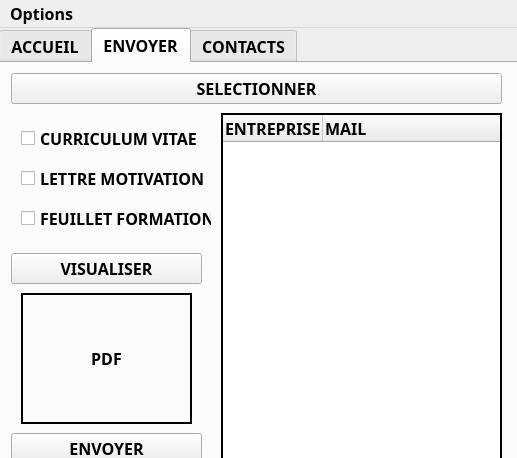
Old version of the form ui/uiMainWindow.ui in the repository LavLab/Python_EncyclopedieEntreprises.
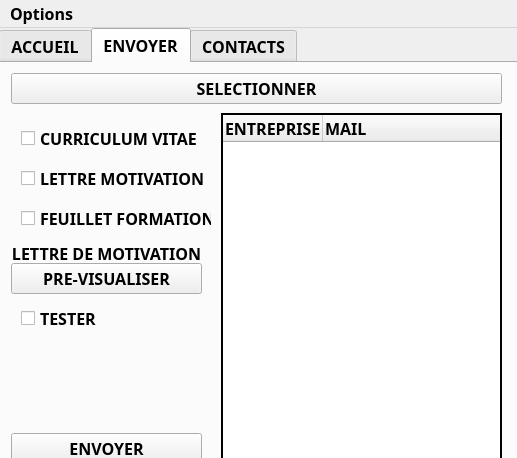
New version of the form.

Diff of the .ui file:
```diff
--- a/ui/uiMainWindow.ui
+++ b/ui/uiMainWindow.ui
@@ -174,13 +174,13 @@
       <property name="geometry">
        <rect>
         <x>10</x>
-        <y>190</y>
+        <y>200</y>
         <width>191</width>
         <height>31</height>
        </rect>
       </property>
       <property name="text">
-       <string>VISUALISER</string>
+       <string>PRE-VISUALISER</string>
       </property>
      </widget>
      <widget class="QPushButton" name="envoyer_btn_envoyer">
@@ -225,23 +225,30 @@
        </property>
       </column>
      </widget>
-     <widget class="QLabel" name="envoyer_label_pdf">
+     <widget class="QCheckBox" name="envoyer_checkBox_tester">
       <property name="geometry">
        <rect>
         <x>20</x>
-        <y>230</y>
-        <width>171</width>
-        <height>131</height>
+        <y>240</y>
+        <width>181</width>
+        <height>31</height>
        </rect>
       </property>
-      <property name="frameShape">
-       <enum>QFrame::Box</enum>
+      <property name="text">
+       <string>TESTER</string>
       </property>
-      <property name="lineWidth">
-       <number>2</number>
+     </widget>
+     <widget class="QLabel" name="contacts_label_entreprise_2">
+      <property name="geometry">
+       <rect>
+        <x>10</x>
+        <y>180</y>
+        <width>191</width>
+        <height>21</height>
+       </rect>
       </property>
       <property name="text">
-       <string>PDF</string>
+       <string>LETTRE DE MOTIVATION</string>
       </property>
       <property name="alignment">
        <set>Qt::AlignCenter</set>
```
Left out of the diff: 2 changed lines with no effect on the pictures.
